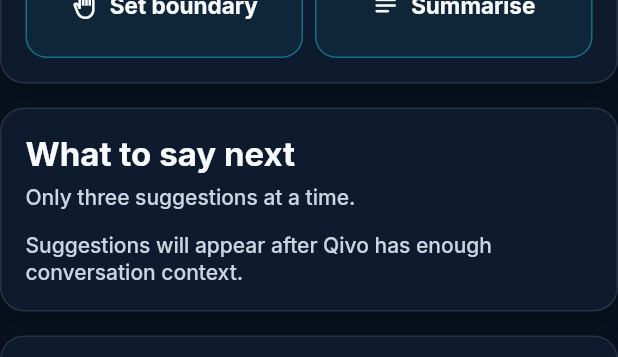
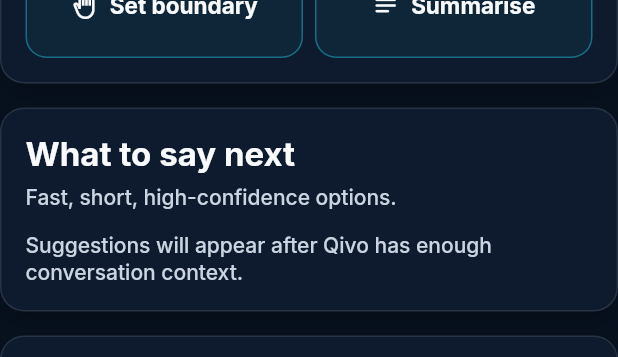
Before and after one commit to De-Omega-Point/Qivo-2027, a Flutter app: the LiveAssistScreen widget shown alone on an empty page, opened directly, scrolled down 576 dp, on a phone screen of 412 x 824 dp. Shown: the top 357 px of the screen. Run offline on Flutter 3.47's test engine with Material 3 defaults, Android fonts, the phone set to English and light mode, and no system bars; our stand-ins replace flutter_riverpod, google_fonts.

Commit message:
Tune live assist for fast high-quality responses

```diff
--- a/lib/core/state/qivo_providers.dart
+++ b/lib/core/state/qivo_providers.dart
@@ -87,7 +87,7 @@ final liveAssistProvider =
 enum ListeningStatus {
   idle('Ready when you are.'),
   listening('Listening privately...'),
-  processing('Finding useful response options...'),
+  processing('Checking the best short options...'),
   suggesting('Response options ready.'),
   paused('Paused. No audio is being processed.'),
   finished('Conversation finished.');
--- a/lib/features/admin/admin_screen.dart
+++ b/lib/features/admin/admin_screen.dart
@@ -17,7 +17,7 @@ class _AdminScreenState extends ConsumerState<AdminScreen> {
   final _injection = TextEditingController(
     text: 'We need to decide whether the demo is ready today.',
   );
-  var _latency = 650.0;
+  var _latency = 240.0;
 
   @override
   void dispose() {
--- a/lib/features/live_assist/live_assist_screen.dart
+++ b/lib/features/live_assist/live_assist_screen.dart
@@ -28,14 +28,18 @@ class LiveAssistScreen extends ConsumerWidget {
         children: [
           const SectionHeader(
             title: 'What to say next',
-            subtitle: 'Only three suggestions at a time.',
+            subtitle: 'Fast, short, high-confidence options.',
           ),
           const SizedBox(height: 14),
-          if (live.status == ListeningStatus.processing)
-            const LinearProgressIndicator(minHeight: 3)
-          else if (live.suggestions.isEmpty)
+          if (live.status == ListeningStatus.processing) ...[
+            const LinearProgressIndicator(minHeight: 3),
+            const SizedBox(height: 12),
+          ],
+          if (live.suggestions.isEmpty)
             Text(
-              'Suggestions will appear after Qivo has enough conversation context.',
+              live.status == ListeningStatus.processing
+                  ? 'Preparing useful options...'
+                  : 'Suggestions will appear after Qivo has enough conversation context.',
               style: Theme.of(context).textTheme.bodyMedium,
             )
           else
--- a/lib/services/mock_ai_response_service.dart
+++ b/lib/services/mock_ai_response_service.dart
@@ -15,7 +15,7 @@ class MockAIResponseService implements AiResponseService {
     required ConversationState state,
     required List<TranscriptMessage> transcript,
   }) async {
-    await Future<void>.delayed(const Duration(milliseconds: 650));
+    await Future<void>.delayed(const Duration(milliseconds: 240));
 
     final suggestions = switch (state) {
       ConversationState.calm => _calm,
```
